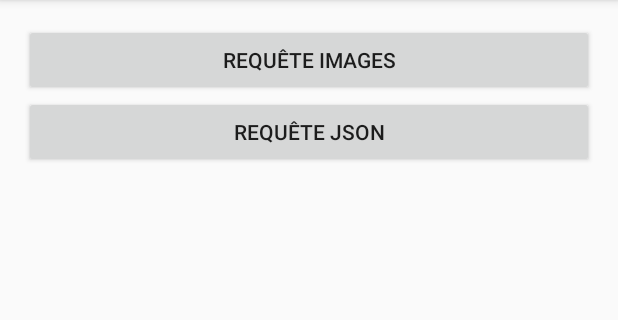
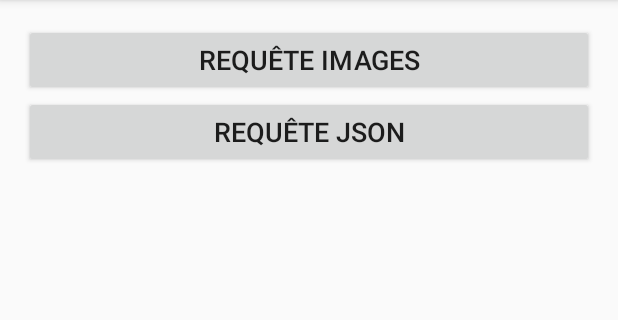
Before and after one commit to LTMMobile/ApplicationWebService, an Android app: the screen it shows after launch (MainActivity), on a phone screen of 412 x 824 dp, the part 84-404 px from its top. Run offline under Robolectric (Android 15) with nearby library versions, the phone set to English and light mode, and no system bars.

Commit message:
June 2020 Updated

```diff
--- a/app/src/main/AndroidManifest.xml
+++ b/app/src/main/AndroidManifest.xml
@@ -13,7 +13,7 @@
         android:theme="@style/AppTheme"
         tools:ignore="GoogleAppIndexingWarning">
 
-        <activity android:screenOrientation="portrait" android:name=".MainActivity">
+        <activity android:name=".MainActivity">
             <intent-filter>
                 <action android:name="android.intent.action.MAIN" />
                 <category android:name="android.intent.category.LAUNCHER" />
--- a/app/src/main/java/orsys/training/ltm/com/applicationwebservice/MainActivity.java
+++ b/app/src/main/java/orsys/training/ltm/com/applicationwebservice/MainActivity.java
@@ -33,7 +33,7 @@ public class MainActivity extends AppCompatActivity {
 
     private ArrayList<String> _arrayStringImages = new ArrayList<String>();
     private Button _b_req_images, _b_req_WS;
-    private String _WS = "https://geo.api.gouv.fr/communes?codePostal=78000";
+    private String _WS = "https://geo.api.gouv.fr/communes?codePostal=69001";
     private ProgressBar _progressBar = null;
 
     @Override
@@ -98,15 +98,15 @@ public class MainActivity extends AppCompatActivity {
         protected void onProgressUpdate(String... values) {
             super.onProgressUpdate(values);
 
-            JSONObject o = null;
+            /*JSONObject o = null;
             try {
-                o = new JSONObject(values[0]);
-                o.getJSONObject("results");
+                //o = new JSONObject(values[0]);
+                //o.getJSONObject("results");
                 // Log.v("ltm", o.toString() );
                 // etc.
             } catch (JSONException e) {
                 e.printStackTrace();
-            }
+            }*/
 
         }
     }
@@ -114,7 +114,6 @@ public class MainActivity extends AppCompatActivity {
     class DownloadImages extends AsyncTask<Void, Bitmap, Void> {
 
         private long _timing;
-
         // Execution dans le Thread background (non UI)
         @Override
         protected Void doInBackground(Void... params)  { // worker thread
@@ -137,7 +136,7 @@ public class MainActivity extends AppCompatActivity {
 
                     publishProgress(bmp); // call the UI thread
                     try {
-                        Thread.sleep(100);
+                        Thread.sleep(50);
                     } catch (InterruptedException e) {
                         e.printStackTrace();
                     }
@@ -182,7 +181,6 @@ public class MainActivity extends AppCompatActivity {
             _timing = System.currentTimeMillis();
             _progressBar.setVisibility(View.INVISIBLE);
         }
-
     }
 
     private void fillImagesArray() {
--- a/app/src/main/res/layout/activity_main.xml
+++ b/app/src/main/res/layout/activity_main.xml
@@ -10,22 +10,24 @@
     tools:context="orsys.training.ltm.com.applicationwebservice.MainActivity">
 
     <Button
+        android:id="@+id/button_req_images"
         android:layout_width="fill_parent"
         android:layout_height="wrap_content"
+        android:layout_alignParentStart="true"
+        android:layout_alignParentTop="true"
+        android:layout_alignParentEnd="true"
         android:text="Requête images"
-        android:id="@+id/button_req_images"
-        android:layout_alignParentTop="true"
-        android:layout_alignParentStart="true"
-        android:layout_alignParentEnd="true" />
+        android:textSize="18sp" />
 
     <Button
+        android:id="@+id/button_req_json"
         android:layout_width="fill_parent"
         android:layout_height="wrap_content"
+        android:layout_below="@+id/button_req_images"
+        android:layout_alignEnd="@+id/button_req_images"
+        android:layout_alignParentStart="true"
         android:text="Requête JSON"
-        android:id="@+id/button_req_json"
-        android:layout_below="@+id/button_req_images"
-        android:layout_alignParentStart="true"
-        android:layout_alignEnd="@+id/button_req_images" />
+        android:textSize="18sp" />
 
     <ImageView
         android:id="@+id/imageView1"
```
Also changed, not shown: 1 other file.
